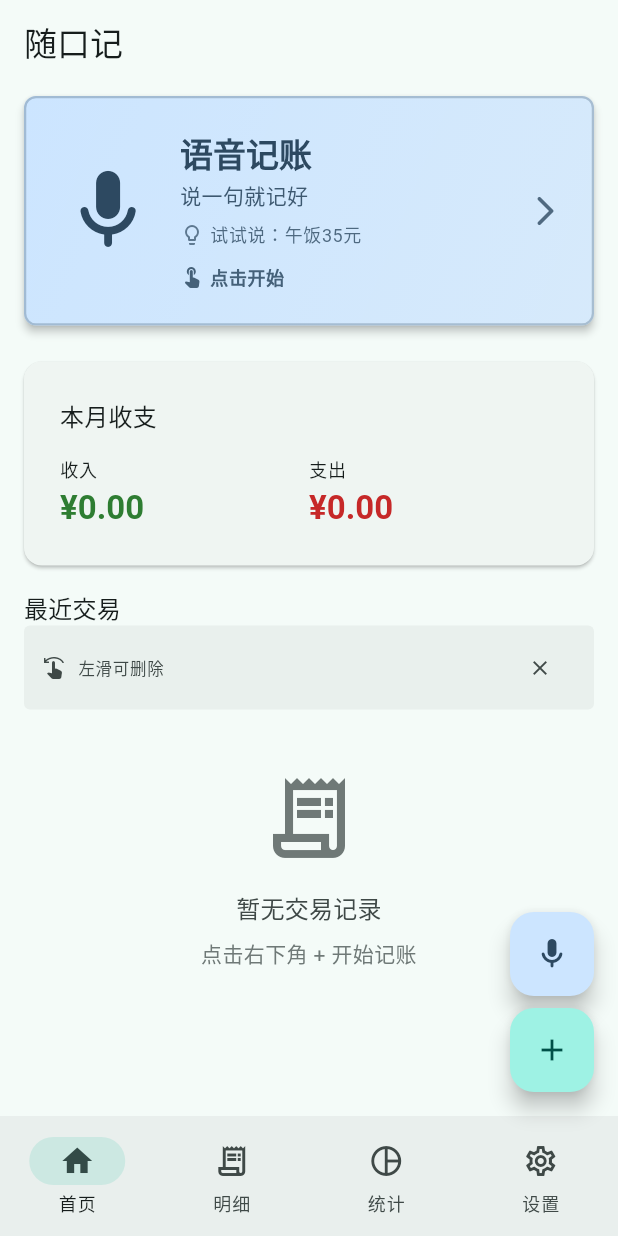
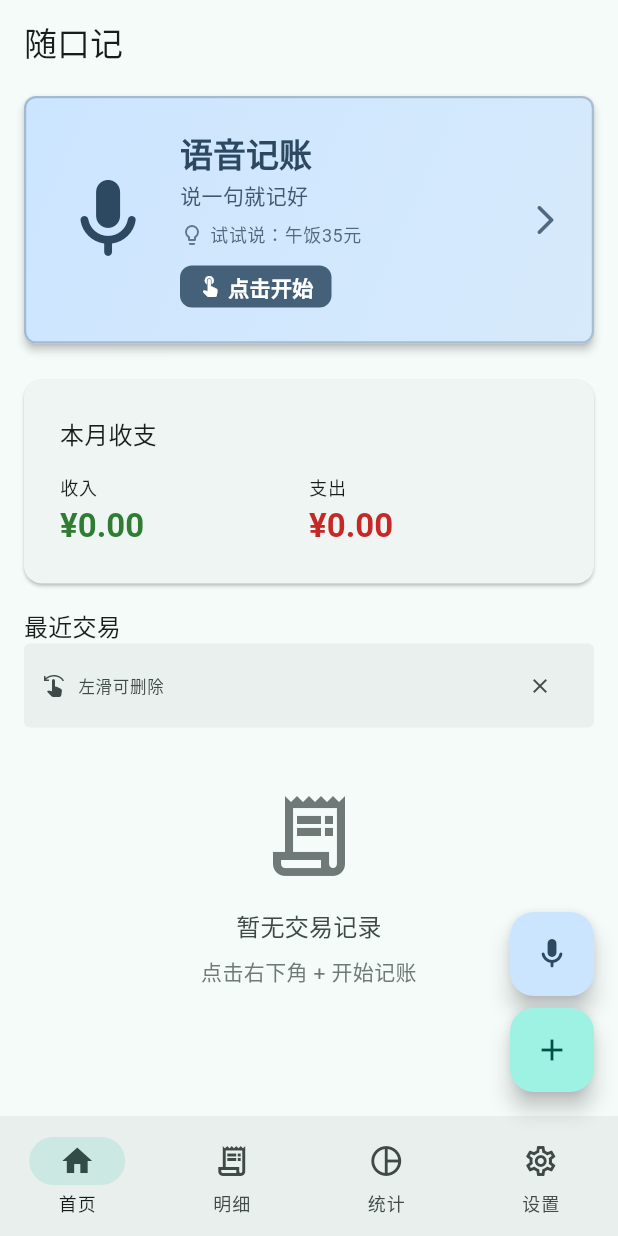
Before and after one commit to jiangzx/voice-note, a Flutter app: the screen it shows after launch, on a phone screen of 412 x 824 dp. Run offline on Flutter 3.47's test engine with Material 3 defaults, Android fonts, the phone set to English and light mode, and no system bars; drawn by our look-alikes of flutter_slidable; our stand-ins replace clock, connectivity_plus, csv, dio, drift, fl_chart and 9 more; missing offline and left inert: excel; accounts and stored records are empty; generated files the repository leaves out were written again.

Commit message:
优化语音记账卡片：高亮显示'点击开始'文案
- 添加背景高亮（tertiary 颜色）
- 增大字体（bodySmall -> bodyMedium）
- 加粗字体（w600 -> w700）
- 添加内边距，提升视觉突出度
- 优化文字和图标对比度

Co-authored-by: Cursor <cursoragent@cursor.com>

```diff
--- a/voice-note-client/lib/features/home/presentation/widgets/voice_feature_card.dart
+++ b/voice-note-client/lib/features/home/presentation/widgets/voice_feature_card.dart
@@ -198,23 +198,33 @@ class _VoiceFeatureCardState extends State<VoiceFeatureCard>
                               ],
                             ),
                             const SizedBox(height: AppSpacing.md),
-                            Row(
+                            Container(
+                              padding: const EdgeInsets.symmetric(
+                                horizontal: AppSpacing.md,
+                                vertical: AppSpacing.xs,
+                              ),
+                              decoration: BoxDecoration(
+                                color: colorScheme.tertiary,
+                                borderRadius: AppRadius.mdAll,
+                              ),
+                              child: Row(
                                 mainAxisSize: MainAxisSize.min,
                                 children: [
                                   Icon(
                                     Icons.touch_app_rounded,
                                     size: AppIconSize.sm,
-                                  color: colorScheme.tertiary,
+                                    color: colorScheme.onTertiary,
                                   ),
                                   const SizedBox(width: AppSpacing.xs),
                                   Text(
                                     '点击开始',
-                                  style: theme.textTheme.bodySmall?.copyWith(
-                                    color: colorScheme.tertiary,
-                                    fontWeight: FontWeight.w600,
+                                    style: theme.textTheme.bodyMedium?.copyWith(
+                                      color: colorScheme.onTertiary,
+                                      fontWeight: FontWeight.w700,
                                     ),
                                   ),
                                 ],
+                              ),
                             ),
                           ],
                         ),
```
Lines whose indentation alone changed are shown as unchanged.
